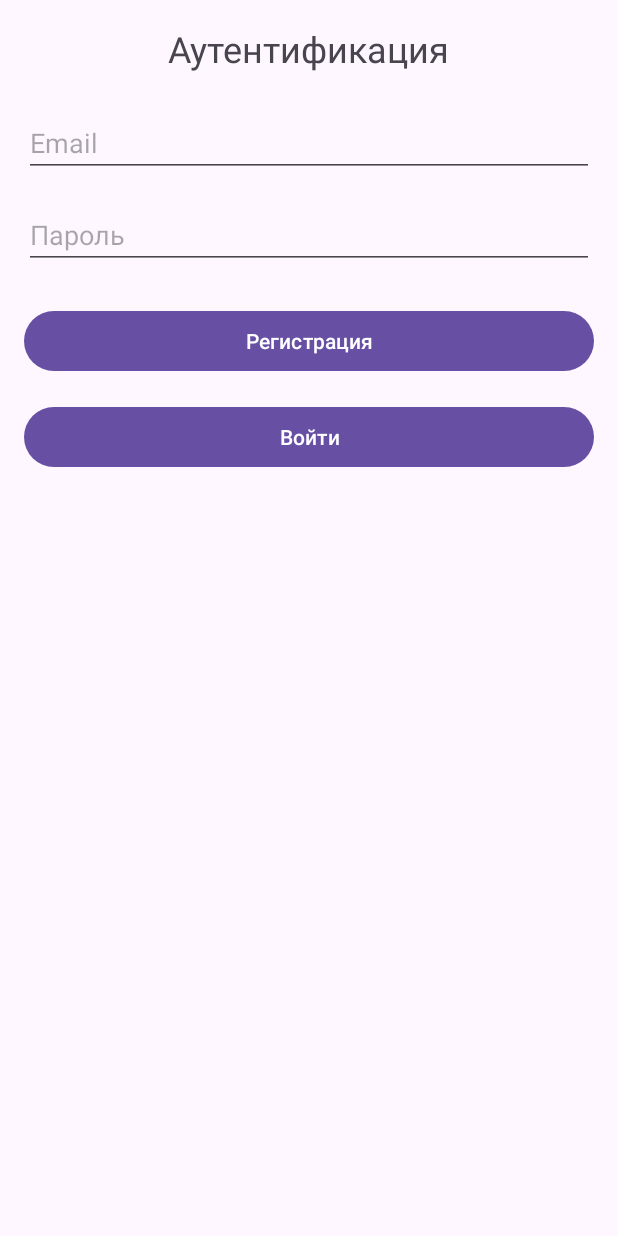
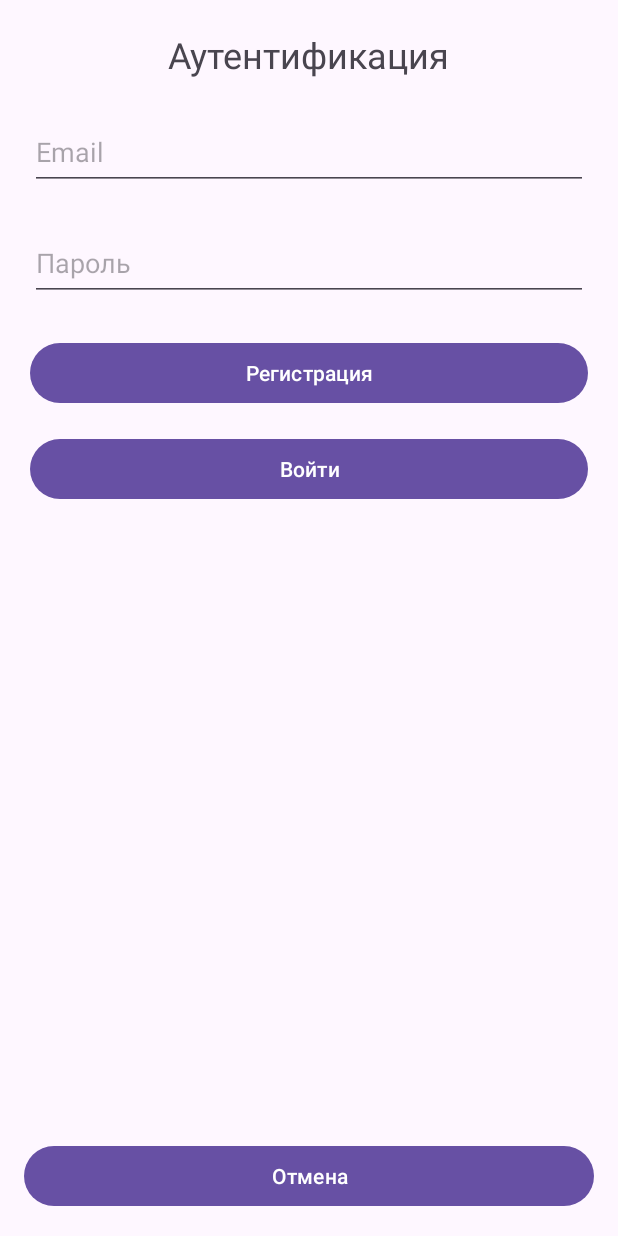
Before and after one commit to AkitaUI/VisualNovelle, an Android app: the screen it shows after launch (MainActivity), after a tap on "Аутентификация, войти в аккаунт", on a phone screen of 412 x 824 dp. Run offline under Robolectric (Android 15) with nearby library versions, the phone set to English and light mode, and no system bars; our stand-ins replace Firebase (no records; nobody signed in at launch, a user with empty details on screens opened directly).

Commit message:
Auth fragment and fix the errors

```diff
--- a/app/build.gradle.kts
+++ b/app/build.gradle.kts
@@ -38,6 +38,7 @@ dependencies {
     implementation(libs.material)
     implementation(libs.activity)
     implementation(libs.constraintlayout)
+
     testImplementation(libs.junit)
     androidTestImplementation(libs.ext.junit)
     androidTestImplementation(libs.espresso.core)
--- a/app/src/main/AndroidManifest.xml
+++ b/app/src/main/AndroidManifest.xml
@@ -1,6 +1,9 @@
 <?xml version="1.0" encoding="utf-8"?>
 <manifest xmlns:android="http://schemas.android.com/apk/res/android"
-    xmlns:tools="http://schemas.android.com/tools">
+    xmlns:tools="http://schemas.android.com/tools"
+    package="com.example.visualstudio">
+
+    <uses-permission android:name="android.permission.INTERNET" />
 
     <application
         android:allowBackup="true"
--- a/app/src/main/java/com/example/visualstudio/StartFragment.java
+++ b/app/src/main/java/com/example/visualstudio/StartFragment.java
@@ -12,7 +12,8 @@ import androidx.fragment.app.Fragment;
 public class StartFragment extends Fragment {
     @Nullable
     @Override
-    public View onCreateView(@NonNull LayoutInflater inflater, @Nullable ViewGroup container,
+    public View onCreateView(@NonNull LayoutInflater inflater,
+                             @Nullable ViewGroup container,
                              @Nullable Bundle savedInstanceState) {
         View view = inflater.inflate(R.layout.fragment_start, container, false);
 
--- a/app/src/main/res/layout/fragment_auth.xml
+++ b/app/src/main/res/layout/fragment_auth.xml
@@ -1,8 +1,13 @@
 <?xml version="1.0" encoding="utf-8"?>
-<ScrollView xmlns:android="http://schemas.android.com/apk/res/android"
+<FrameLayout xmlns:android="http://schemas.android.com/apk/res/android"
+    android:layout_width="match_parent"
+    android:layout_height="match_parent">
+
+    <!-- Основной ScrollView с полями ввода -->
+    <ScrollView
         android:layout_width="match_parent"
         android:layout_height="match_parent"
-    android:padding="16dp">
+        android:padding="20dp">
 
         <LinearLayout
             android:layout_width="match_parent"
@@ -20,18 +25,18 @@
             <EditText
                 android:id="@+id/et_email"
                 android:layout_width="match_parent"
-            android:layout_height="wrap_content"
+                android:layout_height="50dp"
+                android:layout_marginBottom="24dp"
                 android:hint="Email"
-            android:inputType="textEmailAddress"
-            android:layout_marginBottom="16dp"/>
+                android:inputType="textEmailAddress" />
 
             <EditText
                 android:id="@+id/et_password"
                 android:layout_width="match_parent"
-            android:layout_height="wrap_content"
+                android:layout_height="50dp"
+                android:layout_marginBottom="24dp"
                 android:hint="Пароль"
-            android:inputType="textPassword"
-            android:layout_marginBottom="24dp"/>
+                android:inputType="textPassword" />
 
             <Button
                 android:id="@+id/btn_register"
@@ -44,7 +49,8 @@
                 android:id="@+id/btn_login"
                 android:layout_width="match_parent"
                 android:layout_height="wrap_content"
-            android:text="Войти"/>
+                android:text="Войти"
+                android:layout_marginBottom="16dp"/>
 
             <ProgressBar
                 android:id="@+id/progress_bar"
@@ -55,3 +61,14 @@
                 android:layout_marginTop="24dp"/>
         </LinearLayout>
     </ScrollView>
+
+    <Button
+        android:id="@+id/btn_cancel_auth"
+        android:layout_width="match_parent"
+        android:layout_height="wrap_content"
+        android:text="Отмена"
+        android:layout_gravity="bottom"
+        android:layout_marginBottom="16dp"
+        android:layout_marginLeft="16dp"
+        android:layout_marginRight="16dp"/>
+</FrameLayout>
```
Also changed, not shown: app/src/main/java/com/example/visualstudio/AccountFragment.java (added, +73 -0 lines), app/src/main/java/com/example/visualstudio/AuthFragment.java (+37 -17 lines), app/src/main/res/layout/fragment_account.xml (added, +71 -0 lines). Lines whose indentation alone changed are shown as unchanged.
